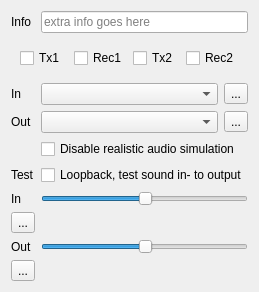
First picture: the form in src/blackgui/components/audiodevicevolumesetupcomponent.ui, repository swift-project/pilotclient, before the edit.
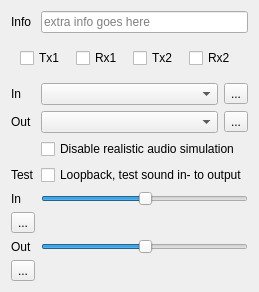
Second picture: the form after the edit. Icons and pictures are not drawn. Custom widgets are drawn as their Qt base class.

Commit message: Ref T731, minor UI tweaks

```diff
--- a/src/blackgui/components/audiodevicevolumesetupcomponent.ui
+++ b/src/blackgui/components/audiodevicevolumesetupcomponent.ui
@@ -135,7 +135,7 @@
       <item>
        <widget class="QCheckBox" name="cb_1Rec">
         <property name="text">
-         <string>Rec1</string>
+         <string>Rx1</string>
         </property>
        </widget>
       </item>
@@ -149,7 +149,7 @@
       <item>
        <widget class="QCheckBox" name="cb_2Rec">
         <property name="text">
-         <string>Rec2</string>
+         <string>Rx2</string>
         </property>
        </widget>
       </item>
```
The commit also changes 2 other files.
